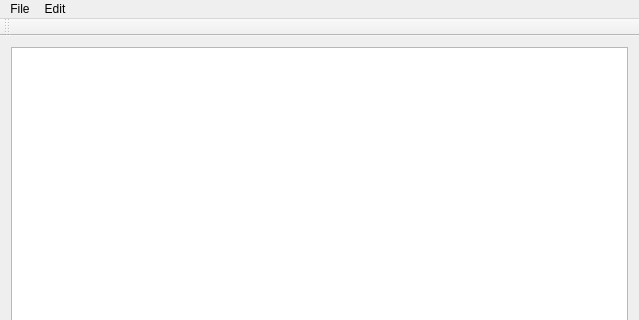
matteoalessiocarrara/GNUDO-cpp-ui-qt, file gnudo-cpp-ui-qt/mainwindow.ui: the form before one commit; both pictures show x 0 to 639 and y 0 to 320 of the 639 by 486 pixel window.
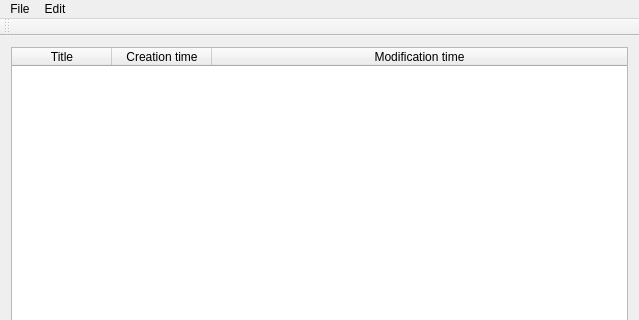
The form after the commit.

Commit message:
Migliorata interfaccia e codice
 * Vari miglioramenti all'interfaccia
 * Migliorate prestazioni
 * Il bug delle stringhe mal visualizzate è causato dal driver del database, bug spostato

What changed in the file:
```diff
--- a/gnudo-cpp-ui-qt/mainwindow.ui
+++ b/gnudo-cpp-ui-qt/mainwindow.ui
@@ -27,7 +27,7 @@
        <enum>QAbstractItemView::SelectRows</enum>
       </property>
       <attribute name="horizontalHeaderVisible">
-       <bool>false</bool>
+       <bool>true</bool>
       </attribute>
       <attribute name="horizontalHeaderShowSortIndicator" stdset="0">
        <bool>false</bool>
```
Left out of the diff: 11 changed lines with no effect on the pictures. The commit also changes 2 other files.
